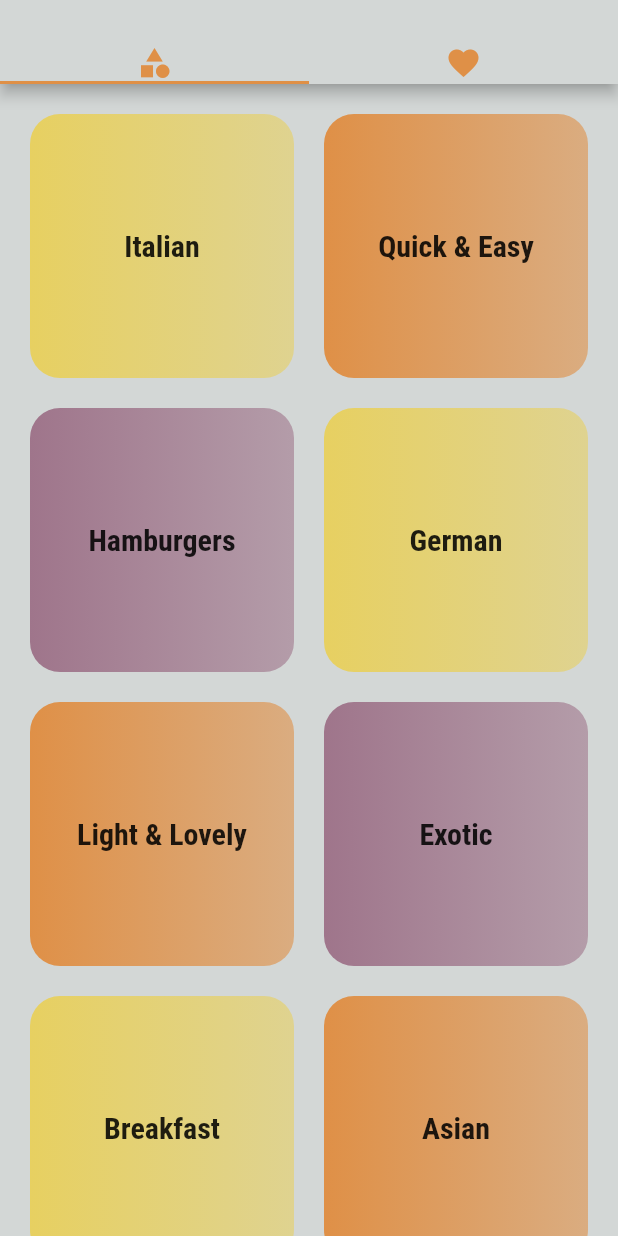
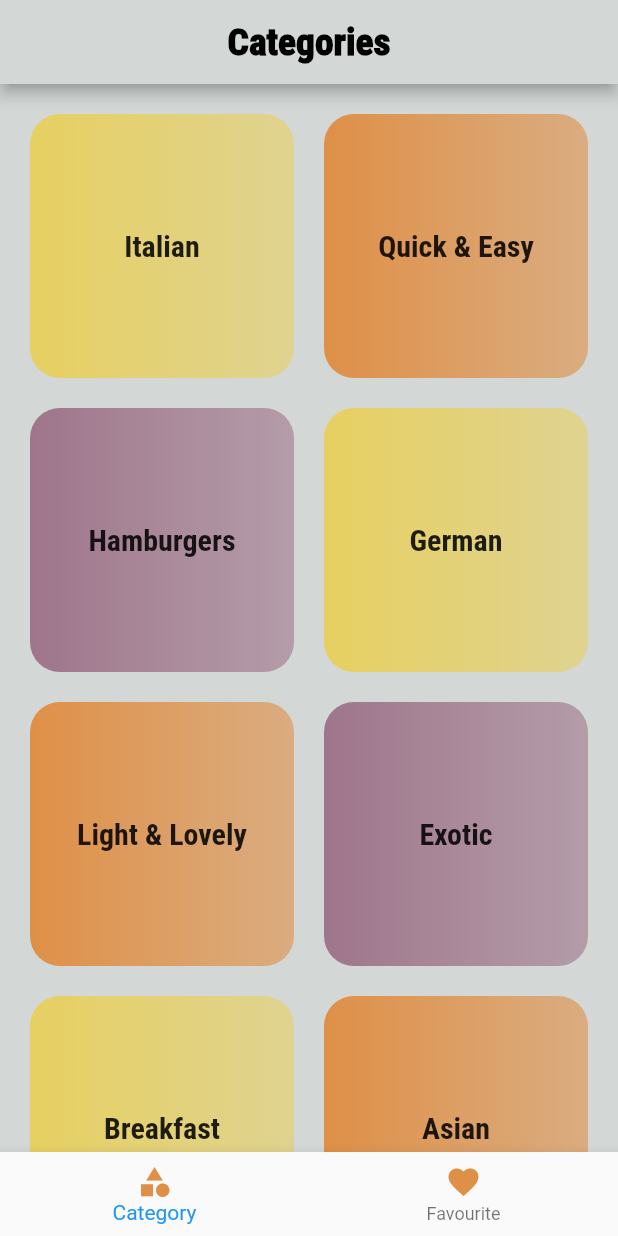
Before and after one commit to budda24/Meals-Sets-franek-, a Flutter app: the screen it shows after launch, on a phone screen of 412 x 824 dp. Run offline on Flutter 3.47's test engine with Material 2 defaults, Android fonts, the phone set to English and light mode, and no system bars.

```diff
--- a/lib/screens/favorite_screean.dart
+++ b/lib/screens/favorite_screean.dart
@@ -1,7 +1,7 @@
 import 'package:flutter/material.dart';
 
-class FavoriteScreen extends StatelessWidget {
-  const FavoriteScreen({Key? key}) : super(key: key);
+class FavouriteScreen extends StatelessWidget {
+  const FavouriteScreen({Key? key}) : super(key: key);
 
   @override
   Widget build(BuildContext context) {
--- a/lib/screens/tab_screen.dart
+++ b/lib/screens/tab_screen.dart
@@ -6,26 +6,69 @@ import 'favorite_screean.dart';
 
 class TabScreen extends StatefulWidget {
   TabScreen({Key? key}) : super(key: key);
-   var myTabs = const [
-    Icon(
-      Icons.category,
-      color: kOrangeColor,
-    ),
-    Icon(
-      Icons.favorite,
-      color: kOrangeColor,
-    ),
-  ];
+
   static const id = 'tabScreen';
+
+
+
+
 
   @override
   _TabScreenState createState() => _TabScreenState();
 }
 
 class _TabScreenState extends State<TabScreen> {
+  var _myTabs = const [
+    BottomNavigationBarItem(
+        icon: Icon(
+          Icons.category,
+          color: kOrangeColor,
+        ),
+        label: 'Category'
+    ),
+    BottomNavigationBarItem(
+        icon: Icon(
+          Icons.favorite,
+          color: kOrangeColor,
+        ),
+        label: 'Favourite'
+    ),
+  ];
+
+
+  final List<Map<String, Object>> _routsList = const [
+    {'rout': CategoriesScreen(), 'title': 'Categories'},
+    {'rout': FavouriteScreen(), 'title': 'Favourite'},
+  ];
+
+  int selectedTab = 0;
+  void selectTab(int index){
+    setState(() {
+      selectedTab = index;
+    });
+  }
+
   @override
   Widget build(BuildContext context) {
-    return DefaultTabController(
+    return Scaffold(
+      appBar: AppBar(
+        backgroundColor: kMainColor,
+        centerTitle: true,
+        title: Text(
+          _routsList[selectedTab]['title'] as String,
+          style: kTextMainTitle,
+        ),
+      ),
+      body: _routsList[selectedTab]['rout'] as Widget,
+      bottomNavigationBar:BottomNavigationBar(
+        items:_myTabs,
+        currentIndex: selectedTab,
+        onTap:selectTab,
+      ),
+    );
+  }
+}
+/*DefaultTabController(
       length: 2,
       child: Scaffold(
         appBar: AppBar(
@@ -47,6 +90,4 @@ class _TabScreenState extends State<TabScreen> {
           ],
         ),
       ),
-    );
-  }
-}
+    );*/
```
